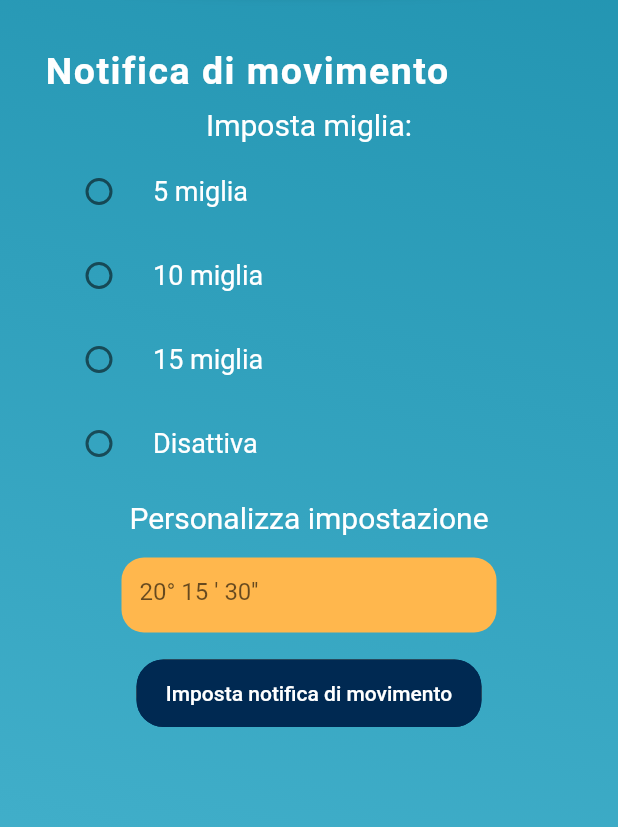
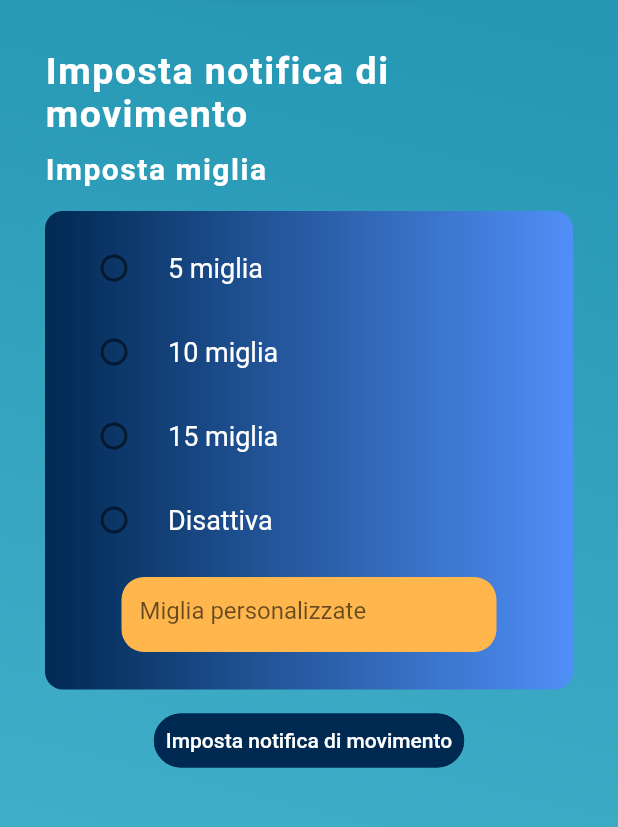
Before and after one commit to GabrielePisapia/EMAD-YachtOnCloud, a Flutter app: the SetAlertPage_ widget shown alone on an empty page, opened directly, after a tap on "Imposta notifica di movimento", on a phone screen of 412 x 824 dp, the part 101-928 px from its top. Run offline on Flutter 3.47's test engine with Material 2 defaults, Android fonts, the light colour scheme and no system bars; our stand-ins replace cloud_firestore, firebase_auth, firebase_core, fl_chart, flutter_icons, flutter_map and 4 more; missing offline and left inert: flutter_gradients; accounts and stored records are empty.

Commit message:
Update setAlert

```diff
--- a/yachtoncloud/lib/SetAlert.dart
+++ b/yachtoncloud/lib/SetAlert.dart
@@ -59,6 +59,8 @@ onChange(int value) {
 
   @override
   Widget build(BuildContext context) {
+    var size = MediaQuery.of(context).size;
+
     return Template(
       appBarTitle: 'Yacht on Cloud',
       boxDecoration: BoxDecoration(
@@ -78,22 +80,55 @@ onChange(int value) {
         child: Column(
           crossAxisAlignment: CrossAxisAlignment.start,
           children: [
-            Align( alignment: Alignment.centerLeft, child: Text(
-                            "Notifica di movimento",
+            Padding(
+                padding: EdgeInsets.only(bottom: 10),
+                child:Align( alignment: Alignment.centerLeft, child: Text(
+                            "Imposta notifica di movimento",
                             style: TextStyle(
                                     color: Colors.white,
                                     letterSpacing: 1.0,
                                     fontSize: 25,
                                     fontWeight: FontWeight.bold),
-                  )),
-            SizedBox(height: 10),
-            Center(
+                  ))),
+                  Align( alignment: Alignment.centerLeft, child:Padding( padding: EdgeInsets.only(bottom: 7),
+                            child: Text(
+                              'Imposta miglia',
+                              style: TextStyle(
+                                    color: textColor,
+                                    letterSpacing: 1.0,
+                                    fontSize: 20,
+                                    fontWeight: FontWeight.bold),
+                            ),
+                          )),
+            SizedBox(
+              height: 10,
+          ),
+             Container(
+          height: 319,
+              //width: double.infinity,
+              decoration: BoxDecoration(
+                  gradient: LinearGradient(
+                    colors: [
+                      cardsColor1,
+                      cardsColor2,
+                  ]),
+                  borderRadius: BorderRadius.circular(12),
+                  boxShadow: [
+                    BoxShadow(
+                      color: shadowCard.withOpacity(0.01),
+                      spreadRadius: 5,
+                      blurRadius: 3,
+                      // changes position of shadow
+                    ),
+                  ]),
+              child: Column( children: [ /*Center(
                 child: Text(
               'Imposta miglia:',
               style: TextStyle(color: Colors.white, fontSize: 20),
-            )),
-            SizedBox(height: 5),
-            RadioListTile<int>(
+            )),*/
+            //SizedBox(height: 5),
+            Padding(
+                padding: EdgeInsets.all(10), child: Column( children: [ RadioListTile<int>(
               value: 1,
               groupValue: val,
               title: Text("5 miglia",
@@ -144,15 +179,7 @@ onChange(int value) {
                 });
               },
               activeColor: Colors.orange[200],
-            ),
-            SizedBox(height: 10),
-            Center(
-              child: Text(
-                'Personalizza impostazione',
-                style: TextStyle(fontSize: 20, color: Colors.white),
-              ),
-            ),
-            SizedBox(height: 15),
+            )])),
             Center(
               child: Container(
                 width: 250,
@@ -162,7 +189,7 @@ onChange(int value) {
                 ),
                 child: TextFormField(
                   decoration: InputDecoration(
-                    hintText: '20° 15 \' 30\'\'',
+                    hintText: 'Miglia personalizzate',
                     fillColor: Colors.orange[300],
                     filled: true,
                     border: OutlineInputBorder(
@@ -172,15 +199,11 @@ onChange(int value) {
                 ),
               ),
             ),
-            SizedBox(height: 18),
-            Center(
-              child: Container(
-                height: 45,
-                width: 230,
-                decoration: BoxDecoration(
-                    color: Colors.orange[300],
-                    borderRadius: BorderRadius.circular(20)),
-                child: TextButton(
+            SizedBox(height: 20),
+          ],
+        )),
+        SizedBox(height: 10),
+        Center( child: TextButton(
             style: ButtonStyle(
               backgroundColor: MaterialStateProperty.all(buttonColor),
               shape: MaterialStateProperty.all<RoundedRectangleBorder>(
@@ -188,21 +211,17 @@ onChange(int value) {
                          borderRadius: BorderRadius.circular(18.0),
                          side: BorderSide(color: buttonColor)))),
               onPressed: () {
-                    Navigator.of(context).push(MaterialPageRoute(
-                      builder: (context) => const SetAlertPage(),
-                    ));
-                    // Respond to button press
-                  },
+                Navigator.push(
+                  context,
+                  MaterialPageRoute(builder: (context) => const SetAlertPage(),
+                ));
+              },
               child: Text(
                 'Imposta notifica di movimento',
                 style: TextStyle(color: textColor),
               ),
-          )
-              ),
-            ),
-          ],
-        ),
-      ),
+          )),
+          ])),
     ));
   }
 }
--- a/yachtoncloud/lib/main.dart
+++ b/yachtoncloud/lib/main.dart
@@ -10,6 +10,7 @@ import 'package:provider/provider.dart';
 import 'package:firebase_auth/firebase_auth.dart';
 import 'package:firebase_core/firebase_core.dart';
 import 'package:responsive_framework/responsive_framework.dart';
+import 'package:yachtoncloud/trackingpage.dart';
 
 Future<void> main() async {
   WidgetsFlutterBinding.ensureInitialized();
@@ -30,7 +31,7 @@ class MyApp extends StatelessWidget {
             primarySwatch: Colors.blue,
           ),
           debugShowCheckedModeBanner: false,
-          home: registrationPage(error2: ""),
+          home: TrackingPage(), //registrationPage(error2: ""),
         ),
       );
 }
```
Also changed, not shown: yachtoncloud/pubspec.lock.
